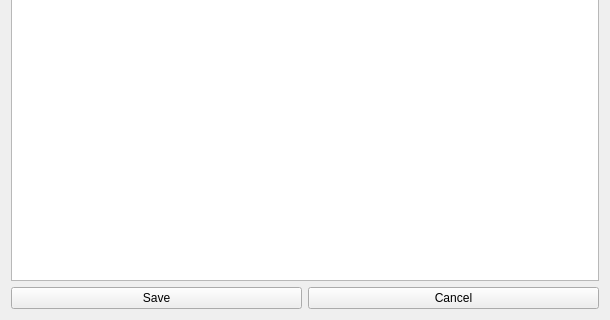
Above: NBAdmin_cmake/CreateTableTab.ui from gitnitrosbase/QtAdmin before the change; both pictures show x 0 to 610 and y 148 to 468 of the 610 by 468 pixel window. Below: the same form after it.
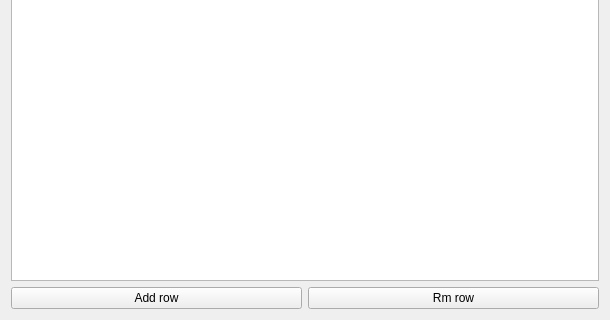
That is the form after the change.

Commit message: add FK tables to combo box

```diff
--- a/NBAdmin_cmake/CreateTableTab.ui
+++ b/NBAdmin_cmake/CreateTableTab.ui
@@ -30,14 +30,14 @@
    <item row="2" column="0">
     <widget class="QPushButton" name="pushButton">
      <property name="text">
-      <string>Save</string>
+      <string>Add row</string>
      </property>
     </widget>
    </item>
    <item row="2" column="1">
     <widget class="QPushButton" name="pushButton_2">
      <property name="text">
-      <string>Cancel</string>
+      <string>Rm row</string>
      </property>
     </widget>
    </item>
```
The commit also changes 3 other files.
